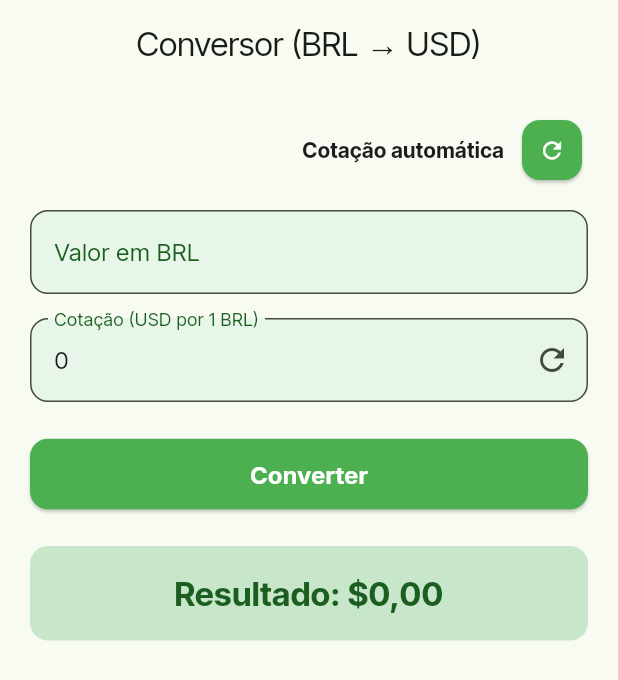
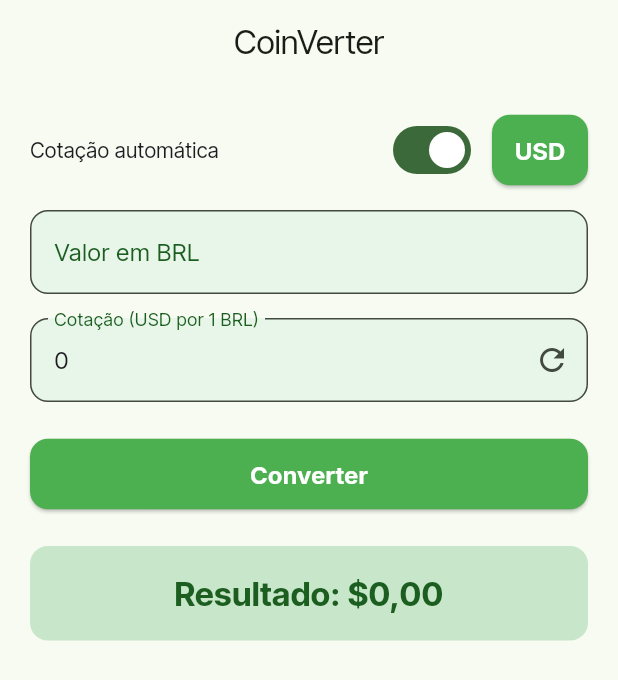
Before and after one commit to ViniciusCesar41/brltousd, a Flutter app: the screen it shows after launch, on a phone screen of 412 x 824 dp. Shown: the top 680 px of the screen. Run offline on Flutter 3.47's test engine with Material 3 defaults, Android fonts, the light colour scheme and no system bars; our stand-ins replace google_fonts; network calls fail.

Commit message:
Refactor: Add multi-currency support
- Replaced the BRL to USD converter with a multi-currency converter named "CoinVerter".
- Fetches exchange rates for multiple currencies from an API.
- Added a currency selector dialog with a search feature.
- The conversion logic is now generalized for any selected currency.
- Updated the UI to reflect the new functionality, including a toggle for automatic rate fetching and a button to select the currency.

```diff
--- a/lib/main.dart
+++ b/lib/main.dart
@@ -7,12 +7,11 @@ import 'dart:convert';
 
 void main() => runApp(BrlToUsdApp());
 
-// Main
 class BrlToUsdApp extends StatelessWidget {
   @override
   Widget build(BuildContext context) {
     return MaterialApp(
-      title: 'Conversor BRL → USD',
+      title: 'CoinVerter',
       theme: ThemeData(
         textTheme: GoogleFonts.interTightTextTheme(),
         colorScheme: ColorScheme.fromSeed(seedColor: Colors.green),
@@ -44,7 +43,7 @@ class BrlToUsdApp extends StatelessWidget {
       ),
       home: Scaffold(
         appBar: AppBar(
-          title: Text('Conversor (BRL → USD)'),
+          title: Text('CoinVerter'),
           centerTitle: true,
         ),
         body: Padding(
@@ -61,19 +60,46 @@ class ConverterForm extends StatefulWidget {
   _ConverterFormState createState() => _ConverterFormState();
 }
 
-// Lógica de conversão
 class _ConverterFormState extends State<ConverterForm> {
   final _numberFormat = NumberFormat("#,##0.00", "pt_BR");
   final _brlController = TextEditingController();
   final _rateController = TextEditingController(text: '0');
-  double _usd = 0.0;
+  double _convertedValue = 0.0;
 
   bool _autoRate = true; // true = cotação automática da API
+
+  String _selectedCurrency = 'USD';
+  Map<String, dynamic> _rates = {};
+  final List<String> _currencies = [
+    'USD',
+    'AUD',
+    'BRL',
+    'CAD',
+    'CHF',
+    'CLP',
+    'CNY',
+    'DKK',
+    'EUR',
+    'GBP',
+    'HKD',
+    'INR',
+    'ISK',
+    'JPY',
+    'KRW',
+    'NZD',
+    'PLN',
+    'RUB',
+    'SEK',
+    'SGD',
+    'THB',
+    'TRY',
+    'TWD'
+  ];
 
   @override
   void initState() {
     super.initState();
-    if (_autoRate) fetchDollarRate();
+    if (_autoRate) fetchRates();
   }
 
   @override
@@ -83,21 +109,17 @@ class _ConverterFormState extends State<ConverterForm> {
     super.dispose();
   }
 
-  Future<void> fetchDollarRate() async {
+  Future<void> fetchRates() async {
     try {
-      final response = await http.get(
-        Uri.parse('https://blockchain.info/ticker'),
-      );
+      final response =
+          await http.get(Uri.parse('https://blockchain.info/ticker'));
 
       if (response.statusCode == 200) {
         final data = json.decode(response.body);
 
-        final brlInBtc = data['BRL']['last'];
-        final usdInBtc = data['USD']['last'];
-        final brlToUsd = brlInBtc / usdInBtc;
-
         setState(() {
-          _rateController.text = brlToUsd.toStringAsFixed(2);
+          _rates = data;
+          _updateRateAndConvert();
         });
       } else {
         throw Exception('Falha ao carregar cotação');
@@ -107,15 +129,85 @@ class _ConverterFormState extends State<ConverterForm> {
     }
   }
 
+  void _updateRateAndConvert() {
+    if (_rates.containsKey('BRL') && _rates.containsKey(_selectedCurrency)) {
+      final brlPerBtc = _rates['BRL']['last'] as num;
+      final targetPerBtc = _rates[_selectedCurrency]['last'] as num;
+
+      // Cotação da moeda selecionada em BRL
+      final fiatInBrl = brlPerBtc / targetPerBtc;
+
+      _rateController.text = fiatInBrl.toStringAsFixed(2);
+      _convert();
+    }
+  }
+
   void _convert() {
     final brl =
         double.tryParse(_brlController.text.replaceAll(',', '.')) ?? 0.0;
     final rate =
-        double.tryParse(_rateController.text.replaceAll(',', '.')) ?? 0.0;
+        double.tryParse(_rateController.text.replaceAll(',', '.')) ?? 1.0;
 
     setState(() {
-      _usd = (rate > 0) ? (brl * rate) : 0.0;
+      _convertedValue = brl / rate; // BRL ÷ BRL por moeda = valor na moeda
     });
+  }
+
+  void _openCurrencySelector() {
+    showDialog(
+      context: context,
+      builder: (context) {
+        String search = '';
+        List<String> filtered = _currencies;
+        return StatefulBuilder(
+          builder: (context, setStateDialog) {
+            return AlertDialog(
+              title: Text('Escolha a moeda'),
+              content: Column(
+                mainAxisSize: MainAxisSize.min,
+                children: [
+                  TextField(
+                    decoration: InputDecoration(
+                      prefixIcon: Icon(Icons.search),
+                      hintText: 'Pesquisar moeda',
+                    ),
+                    onChanged: (value) {
+                      setStateDialog(() {
+                        search = value.toUpperCase();
+                        filtered = _currencies
+                            .where((c) => c.contains(search))
+                            .toList();
+                      });
+                    },
+                  ),
+                  SizedBox(height: 10),
+                  Container(
+                    width: double.maxFinite,
+                    height: 200,
+                    child: ListView.builder(
+                      itemCount: filtered.length,
+                      itemBuilder: (context, index) {
+                        final currency = filtered[index];
+                        return ListTile(
+                          title: Text(currency),
+                          onTap: () {
+                            setState(() {
+                              _selectedCurrency = currency;
+                              _updateRateAndConvert();
+                            });
+                            Navigator.of(context).pop();
+                          },
+                        );
+                      },
+                    ),
+                  ),
+                ],
+              ),
+            );
+          },
+        );
+      },
+    );
   }
 
   @override
@@ -123,33 +215,28 @@ class _ConverterFormState extends State<ConverterForm> {
     return Column(
       crossAxisAlignment: CrossAxisAlignment.stretch,
       children: [
-        // Botão toggle
         Row(
-          mainAxisAlignment: MainAxisAlignment.end,
           children: [
-            Text(
-              _autoRate ? 'Cotação automática' : 'Cotação manual',
-              style: TextStyle(fontWeight: FontWeight.bold),
+            Expanded(
+              child: Text('Cotação automática'),
             ),
-            SizedBox(width: 8),
-            ElevatedButton(
-              onPressed: () {
+            Switch(
+              value: _autoRate,
+              onChanged: (value) {
                 setState(() {
-                  _autoRate = !_autoRate;
-                  if (_autoRate) fetchDollarRate();
+                  _autoRate = value;
+                  if (_autoRate) fetchRates();
                 });
               },
-              child: Icon(Icons.refresh),
-              style: ElevatedButton.styleFrom(
-                backgroundColor: _autoRate ? Colors.green : Colors.grey,
-                minimumSize: Size(40, 40),
-                padding: EdgeInsets.zero,
-              ),
+            ),
+            SizedBox(width: 10),
+            ElevatedButton(
+              onPressed: _openCurrencySelector,
+              child: Text(_selectedCurrency),
             ),
           ],
         ),
         SizedBox(height: 16),
-
         TextField(
           controller: _brlController,
           keyboardType: TextInputType.numberWithOptions(decimal: true),
@@ -160,29 +247,29 @@ class _ConverterFormState extends State<ConverterForm> {
             labelText: 'Valor em BRL',
             prefixText: 'R\$ ',
           ),
+          onChanged: (_) => _convert(),
         ),
         SizedBox(height: 16),
-
         TextField(
           controller: _rateController,
-          readOnly: _autoRate, // desativa edição se automático
+          readOnly: _autoRate,
           keyboardType: TextInputType.numberWithOptions(decimal: true),
           inputFormatters: [
             FilteringTextInputFormatter.allow(RegExp(r'[\d.,]')),
           ],
           decoration: InputDecoration(
-            labelText: 'Cotação (USD por 1 BRL)',
+            labelText: 'Cotação ($_selectedCurrency por 1 BRL)',
             hintText: 'ex: 0.19',
             suffixIcon: _autoRate
                 ? IconButton(
                     icon: Icon(Icons.refresh),
-                    onPressed: fetchDollarRate,
+                    onPressed: fetchRates,
                   )
                 : null,
           ),
+          onChanged: (_) => _convert(),
         ),
         SizedBox(height: 24),
-
         ElevatedButton(
           onPressed: _convert,
           child: Text('Converter'),
@@ -195,7 +282,7 @@ class _ConverterFormState extends State<ConverterForm> {
             borderRadius: BorderRadius.circular(12),
           ),
           child: Text(
-            'Resultado: \$${_numberFormat.format(_usd)}',
+            'Resultado: ${_selectedCurrency == "BRL" ? "R\$" : "\$"}${_numberFormat.format(_convertedValue)}',
             textAlign: TextAlign.center,
             style: GoogleFonts.interTight(
               fontSize: 22,
```
